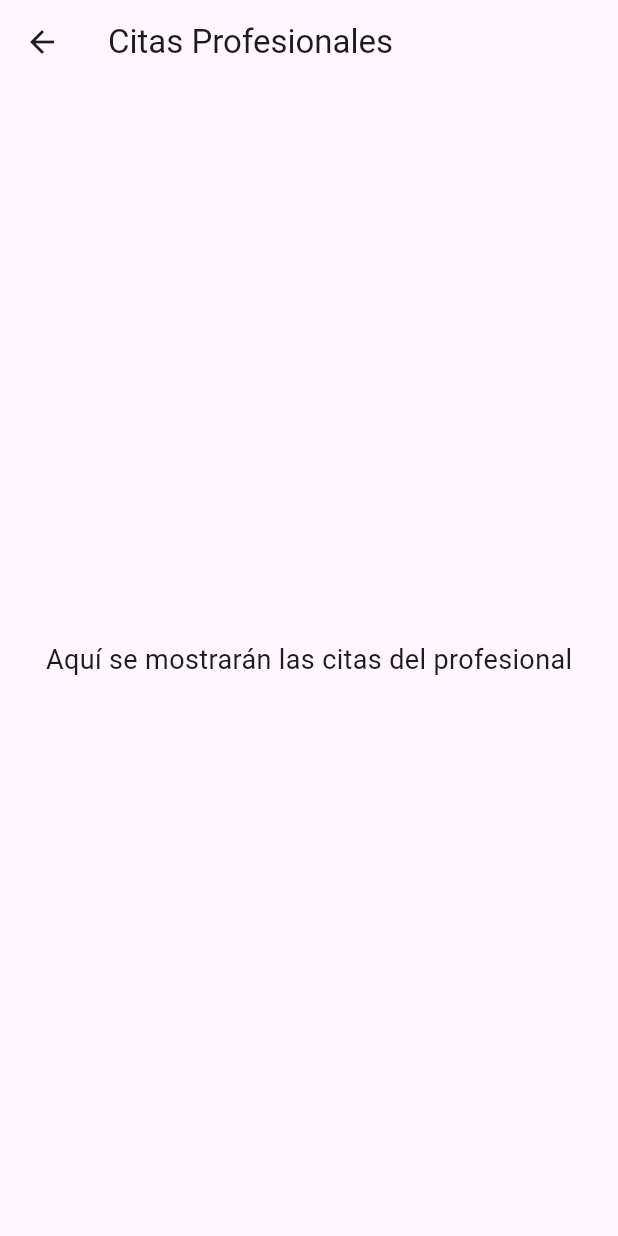
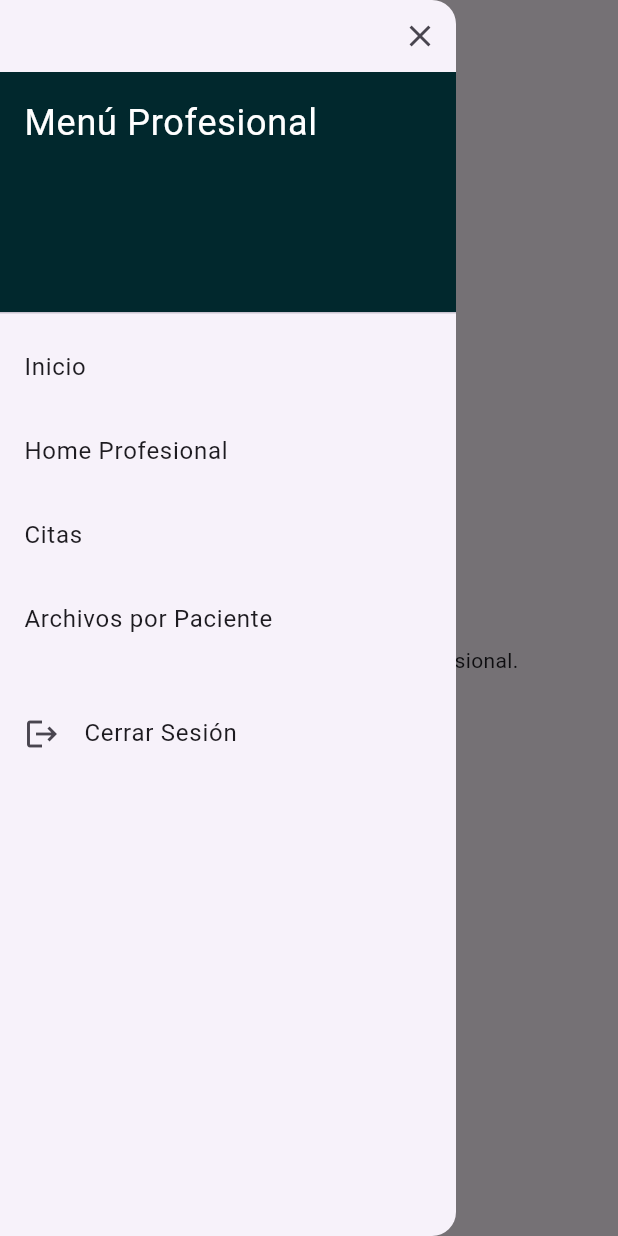
Before and after one commit to Kuater23/psiconnect, a Flutter app: the ProfessionalAppointments screen opened by its route, with the side drawer open (before the commit the screen has no drawer), on a phone screen of 412 x 824 dp. Run offline on Flutter 3.47's test engine with Material 3 defaults, Android fonts, the phone set to English and light mode, and no system bars; our stand-ins replace cloud_firestore, firebase_auth, firebase_core, flutter_hooks, flutter_riverpod, hooks_riverpod and 2 more; accounts and stored records are empty.

Commit message:
Creacion y agrego del meu hamburguesa general a la seccion professional

```diff
--- a/lib/src/screens/professional/professional_appointments.dart
+++ b/lib/src/screens/professional/professional_appointments.dart
@@ -1,4 +1,5 @@
 import 'package:flutter/material.dart';
+import 'package:Psiconnect/src/widgets/shared_drawer.dart'; // Importa el Drawer compartido
 
 class ProfessionalAppointments extends StatelessWidget {
   @override
@@ -7,11 +8,9 @@ class ProfessionalAppointments extends StatelessWidget {
       appBar: AppBar(
         title: Text('Citas Profesionales'),
       ),
+      drawer: SharedDrawer(), // Añade el menú hamburguesa compartido
       body: Center(
-        child: Text(
-          'Aquí se mostrarán las citas del profesional',
-          style: TextStyle(fontSize: 18),
-        ),
+        child: Text('Aquí se mostrarán las citas del profesional.'),
       ),
     );
   }
--- a/lib/src/screens/professional/professional_files.dart
+++ b/lib/src/screens/professional/professional_files.dart
@@ -1,4 +1,5 @@
 import 'package:flutter/material.dart';
+import 'package:Psiconnect/src/widgets/shared_drawer.dart'; // Importa el Drawer compartido
 
 class ProfessionalFiles extends StatelessWidget {
   @override
@@ -7,11 +8,9 @@ class ProfessionalFiles extends StatelessWidget {
       appBar: AppBar(
         title: Text('Archivos por Paciente'),
       ),
+      drawer: SharedDrawer(), // Añade el menú hamburguesa compartido
       body: Center(
-        child: Text(
-          'Aquí se mostrarán los archivos relacionados con los pacientes',
-          style: TextStyle(fontSize: 18),
-        ),
+        child: Text('Aquí se mostrarán los archivos por paciente.'),
       ),
     );
   }
--- /dev/null
+++ b/lib/src/widgets/shared_drawer.dart
@@ -0,0 +1,91 @@
+import 'package:flutter/material.dart';
+import 'package:Psiconnect/src/service/auth_service.dart';
+import 'package:hooks_riverpod/hooks_riverpod.dart';
+import 'package:Psiconnect/src/navigation_bar/session_provider.dart';
+import 'package:Psiconnect/src/screens/home_page.dart';
+
+class SharedDrawer extends ConsumerWidget {
+  final AuthService _authService = AuthService(); // Servicio de autenticación
+
+  @override
+  Widget build(BuildContext context, WidgetRef ref) {
+    return Drawer(
+      child: ListView(
+        padding: EdgeInsets.zero,
+        children: [
+          // Botón para cerrar el drawer
+          Align(
+            alignment: Alignment.topRight,
+            child: IconButton(
+              icon: Icon(Icons.close),
+              onPressed: () {
+                Navigator.of(context).pop(); // Cierra el drawer
+              },
+            ),
+          ),
+          DrawerHeader(
+            decoration: BoxDecoration(
+                  color: const Color.fromRGBO(1, 40, 45, 1), // Fondo de Psiconnect
+            ),
+            child: Text(
+              'Menú Profesional',
+              style: TextStyle(
+                color: Colors.white,
+                fontSize: 24,
+              ),
+            ),
+          ),
+          ListTile(
+            title: Text('Inicio'),
+            onTap: () {
+              Navigator.pushReplacementNamed(context, '/home'); // Redirige a HomePage
+            },
+          ),
+          ListTile(
+            title: Text('Home Profesional'),
+            onTap: () {
+              Navigator.pushReplacementNamed(context, '/professional'); // Redirige a ProfessionalHome
+            },
+          ),
+          ListTile(
+            title: Text('Citas'),
+            onTap: () {
+              Navigator.pushReplacementNamed(context, '/professional_appointments');
+            },
+          ),
+          ListTile(
+            title: Text('Archivos por Paciente'),
+            onTap: () {
+              Navigator.pushReplacementNamed(context, '/professional_files');
+            },
+          ),
+          SizedBox(height: 20),
+          ListTile(
+            title: Text('Cerrar Sesión'),
+            leading: Icon(Icons.logout),
+            onTap: () async {
+              await _signOut(context, ref); // Cerrar sesión y redirigir al login
+            },
+          ),
+        ],
+      ),
+    );
+  }
+
+  // Método para cerrar sesión y redirigir a la HomePage
+  Future<void> _signOut(BuildContext context, WidgetRef ref) async {
+    try {
+      await _authService.signOut(); // Llamamos al servicio de autenticación para cerrar sesión
+      ref.read(sessionProvider.notifier).logOut(); // Limpiamos la sesión del provider
+      Navigator.pushAndRemoveUntil(
+        context,
+        MaterialPageRoute(builder: (context) => HomePage()),
+        (route) => false, // Eliminar todas las rutas previas
+      );
+    } catch (e) {
+      ScaffoldMessenger.of(context).showSnackBar(
+        SnackBar(content: Text('Error al cerrar sesión')),
+      );
+    }
+  }
+}
```
